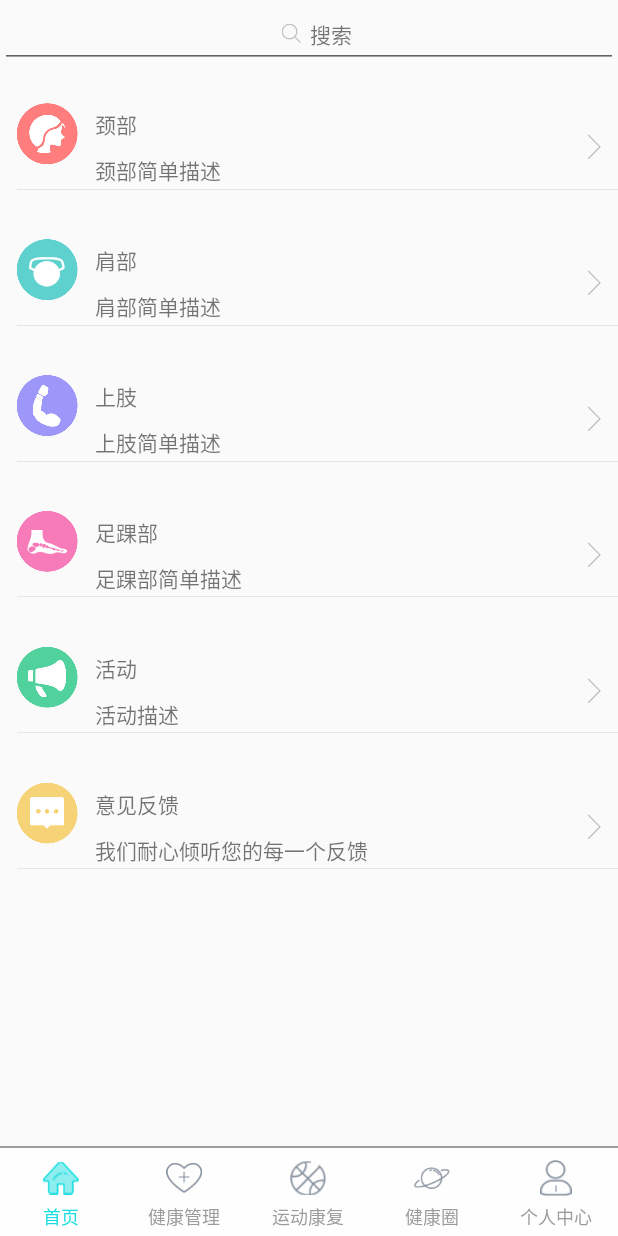
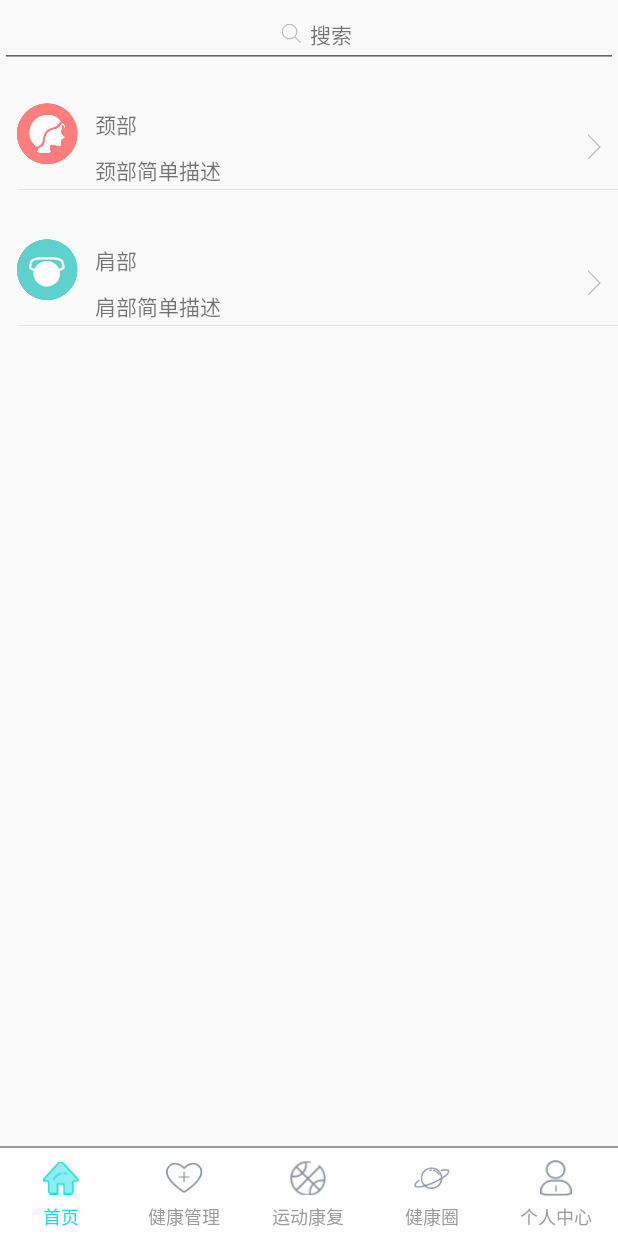
Before and after one commit to BreadLzf/healthy, an Android app: the fragment HealthyCircleFragment placed in its activity, on a phone screen of 412 x 824 dp. Run offline under Robolectric (Android 15) with nearby library versions, the light colour scheme and no system bars; libraries missing offline, so code that uses them is left out: com.tamic.novate; 2 statements that could not run were skipped.

Commit message:
配置清单文件

```diff
--- a/app/src/main/java/healthy/tichuang/com/ui/fragment/HealthyCircleFragment.java
+++ b/app/src/main/java/healthy/tichuang/com/ui/fragment/HealthyCircleFragment.java
@@ -11,6 +11,7 @@ import android.view.ViewGroup;
 
 import healthy.tichuang.com.android_handhoop.R;
 import healthy.tichuang.com.customview.HealthyItem;
+import healthy.tichuang.com.ui.activity.NapeListActivity;
 import healthy.tichuang.com.ui.base.BaseFragment;
 
 /**
@@ -61,13 +62,26 @@ public class HealthyCircleFragment extends BaseFragment {
 
 
     private void initView(Activity context) {
-        Intent intent = null;
-        healthyContainer.addView(new HealthyItem(context, "颈部", "颈部简单描述", R.drawable.healthy_head, intent, true));
-        healthyContainer.addView(new HealthyItem(context, "肩部", "肩部简单描述", R.drawable.healthy_jian, intent, true));
-        healthyContainer.addView(new HealthyItem(context, "上肢", "上肢简单描述", R.drawable.healthy_hand, intent, true));
-        healthyContainer.addView(new HealthyItem(context, "足踝部", "足踝部简单描述", R.drawable.healhthy_foot, intent, true));
-        healthyContainer.addView(new HealthyItem(context, "活动", "活动描述", R.drawable.healthy_active, intent, true));
-        healthyContainer.addView(new HealthyItem(context, "意见反馈", "我们耐心倾听您的每一个反馈", R.drawable.healthy_feed, intent, true));
+
+        try {
+            Intent napeIntent =new Intent(context, NapeListActivity.class);
+            healthyContainer.addView(new HealthyItem(context, "颈部", "颈部简单描述", R.drawable.healthy_head, napeIntent, true));
+        } catch (Exception e) {
+            e.printStackTrace();
+        }
+
+
+        try {
+            Intent  shouldIntent =new Intent( context,NapeListActivity.class);
+            healthyContainer.addView(new HealthyItem(context, "肩部", "肩部简单描述", R.drawable.healthy_jian, shouldIntent, true));
+        } catch (Exception e) {
+            e.printStackTrace();
+        }
+
+//        healthyContainer.addView(new HealthyItem(context, "上肢", "上肢简单描述", R.drawable.healthy_hand, intent, true));
+//        healthyContainer.addView(new HealthyItem(context, "足踝部", "足踝部简单描述", R.drawable.healhthy_foot, intent, true));
+//        healthyContainer.addView(new HealthyItem(context, "活动", "活动描述", R.drawable.healthy_active, intent, true));
+//        healthyContainer.addView(new HealthyItem(context, "意见反馈", "我们耐心倾听您的每一个反馈", R.drawable.healthy_feed, intent, true));
 
     }
 }
```
Also changed, not shown: app/src/main/AndroidManifest.xml (+14 -0 lines).
